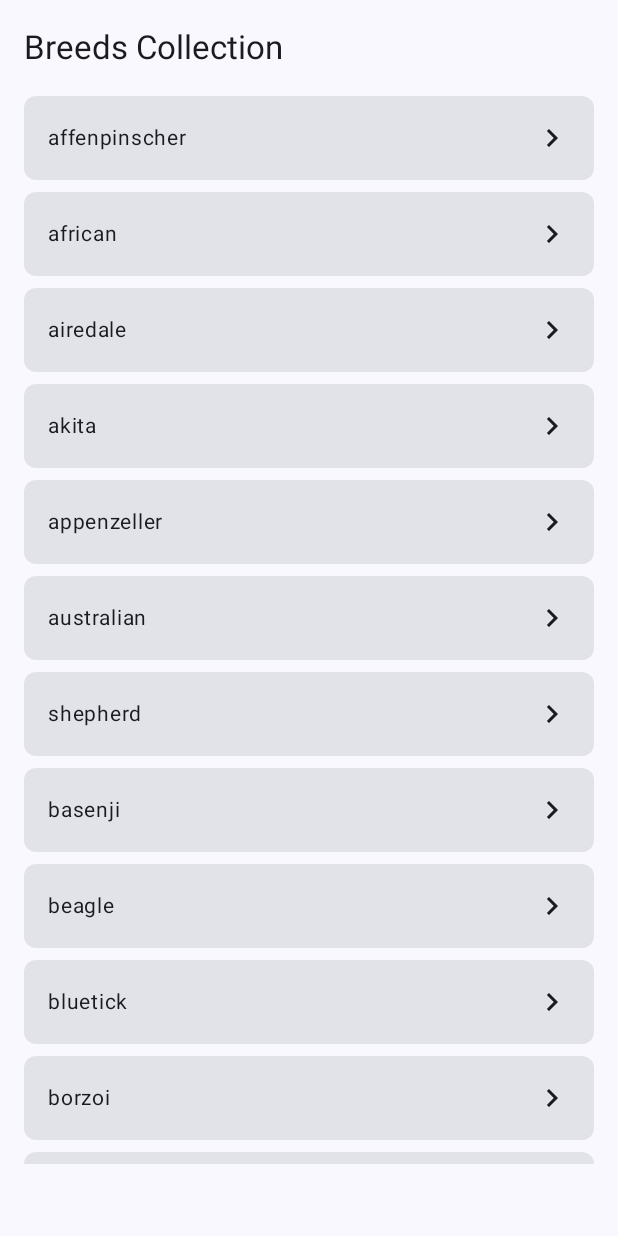
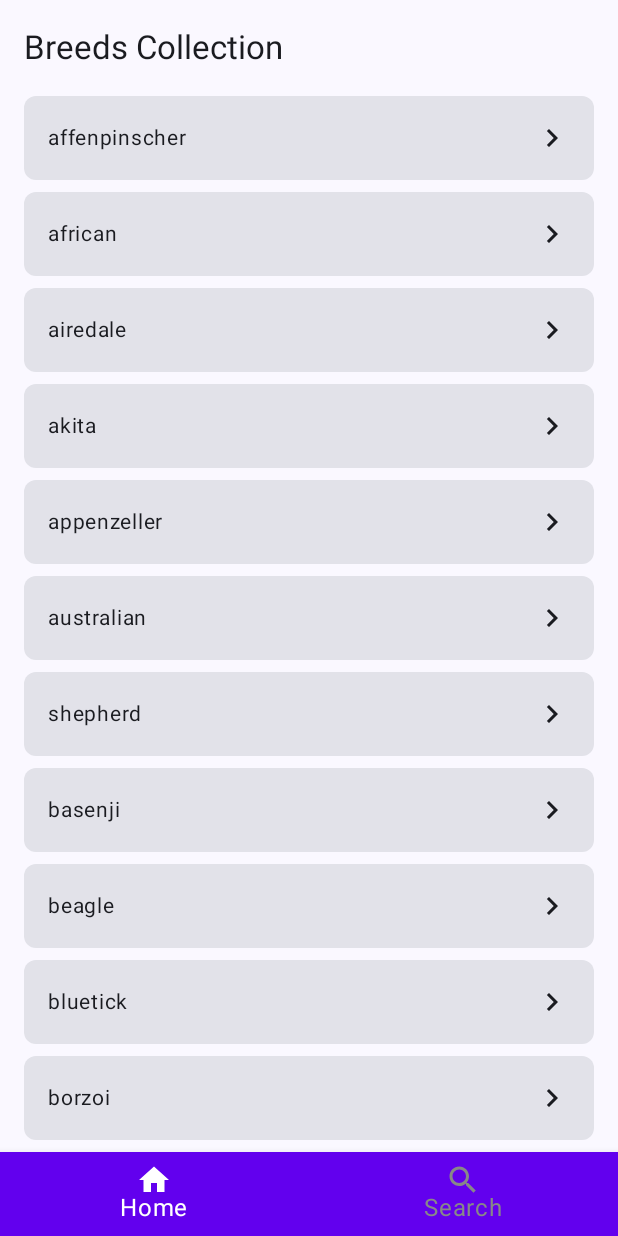
Before and after one commit to ruiter/DogsCollection, an Android app built with Jetpack Compose: the screen it shows after launch (MainActivity), on a phone screen of 412 x 824 dp. Run offline under Robolectric (Android 15) with nearby library versions, the phone set to English and light mode, and no system bars; our stand-ins replace Dagger/Hilt's generated code.

Commit message:
Adding the bottomnav component with 2 menus

```diff
--- a/app/build.gradle.kts
+++ b/app/build.gradle.kts
@@ -61,6 +61,8 @@ dependencies {
     implementation("androidx.compose.ui:ui-graphics")
     implementation("androidx.compose.ui:ui-tooling-preview")
     implementation("androidx.compose.material3:material3")
+    implementation("androidx.compose.material:material:1.6.3")
+
     testImplementation("junit:junit:4.13.2")
     androidTestImplementation("androidx.test.ext:junit:1.1.5")
     androidTestImplementation("androidx.test.espresso:espresso-core:3.5.1")
--- a/app/src/main/AndroidManifest.xml
+++ b/app/src/main/AndroidManifest.xml
@@ -3,6 +3,7 @@
     xmlns:tools="http://schemas.android.com/tools">
 
     <application
+        android:name=".DogsCollectionApp"
         android:allowBackup="true"
         android:dataExtractionRules="@xml/data_extraction_rules"
         android:fullBackupContent="@xml/backup_rules"
--- /dev/null
+++ b/app/src/main/java/com/rmmobile/dogscollection/DogsCollectionApp.kt
@@ -0,0 +1,8 @@
+package com.rmmobile.dogscollection
+
+import android.app.Application
+import dagger.hilt.android.HiltAndroidApp
+
+@HiltAndroidApp
+class DogsCollectionApp : Application() {
+}
--- a/app/src/main/java/com/rmmobile/dogscollection/MainActivity.kt
+++ b/app/src/main/java/com/rmmobile/dogscollection/MainActivity.kt
@@ -13,7 +13,9 @@ import androidx.compose.ui.tooling.preview.Preview
 import com.rmmobile.dogscollection.features.home.HomeScreen
 import com.rmmobile.dogscollection.navigation.AppNavigation
 import com.rmmobile.dogscollection.ui.theme.DogsCollectionTheme
+import dagger.hilt.android.AndroidEntryPoint
 
+@AndroidEntryPoint
 class MainActivity : ComponentActivity() {
     override fun onCreate(savedInstanceState: Bundle?) {
         super.onCreate(savedInstanceState)
--- a/app/src/main/java/com/rmmobile/dogscollection/features/home/HomeContent.kt
+++ b/app/src/main/java/com/rmmobile/dogscollection/features/home/HomeContent.kt
@@ -25,7 +25,7 @@ import androidx.compose.ui.unit.sp
 
 @OptIn(ExperimentalMaterial3Api::class)
 @Composable
-fun HomeScreen() {
+fun HomeContent() {
     val listOfBreeds = listOf<String>(
         "affenpinscher",
         "african",
@@ -81,5 +81,5 @@ fun BreedsCard(breed: String) {
 @Preview(showBackground = true)
 @Composable
 fun HomeScreenPreview() {
-    HomeScreen()
+    HomeContent()
 }
--- /dev/null
+++ b/app/src/main/java/com/rmmobile/dogscollection/features/home/HomeScreen.kt
@@ -0,0 +1,82 @@
+package com.rmmobile.dogscollection.features.home
+
+import androidx.annotation.StringRes
+import androidx.compose.animation.Crossfade
+import androidx.compose.foundation.layout.navigationBarsPadding
+import androidx.compose.material.BottomNavigation
+import androidx.compose.material.BottomNavigationItem
+import androidx.compose.material.icons.Icons
+import androidx.compose.material.icons.filled.Home
+import androidx.compose.material.icons.filled.Search
+import androidx.compose.material3.Icon
+import androidx.compose.material3.LocalContentColor
+import androidx.compose.material3.Scaffold
+import androidx.compose.material3.Text
+import androidx.compose.runtime.Composable
+import androidx.compose.ui.Modifier
+import androidx.compose.ui.graphics.Color
+import androidx.compose.ui.graphics.vector.ImageVector
+import androidx.compose.ui.res.stringResource
+import androidx.navigation.NavController
+import com.rmmobile.dogscollection.R
+import com.rmmobile.dogscollection.features.search.SearchScreen
+
+@Composable
+fun HomeScreen(viewModel: MainViewModel, navController: NavController) {
+    val selectedTab = HomeTab.getTabFromResource(viewModel.selectedTab.value)
+
+    val tabs = HomeTab.entries.toTypedArray()
+
+    Scaffold(bottomBar = {
+        BottomNavigation(
+            modifier = Modifier.navigationBarsPadding()
+        ) {
+            tabs.forEach { tab ->
+                BottomNavigationItem(
+                    selected = tab == selectedTab,
+                    onClick = { viewModel.selectTab(tab.title) },
+                    icon = {
+                        Icon(
+                            imageVector = tab.icon,
+                            contentDescription = "",
+                            tint = if (selectedTab == tab) Color.White else Color.Gray
+                        )
+                    },
+                    label = {
+                        Text(
+                            text = stringResource(id = tab.title),
+                            color = if (selectedTab == tab) Color.White else Color.Gray
+                        )
+                    },
+                    selectedContentColor = LocalContentColor.current,
+                    unselectedContentColor = LocalContentColor.current
+                )
+            }
+        }
+    }) { innerPadding ->
+
+        Crossfade(selectedTab, label = "home_tab") {
+            when (it) {
+                HomeTab.HOME -> HomeContent()
+                HomeTab.SEARCH -> SearchScreen()
+            }
+        }
+    }
+
+}
+
+enum class HomeTab(
+    @StringRes val title: Int,
+    val icon: ImageVector
+) {
+    HOME(R.string.home_menu, Icons.Filled.Home),
+    SEARCH(R.string.search_menu, Icons.Filled.Search);
+    companion object {
+        fun getTabFromResource(@StringRes resource: Int): HomeTab {
+            return when (resource) {
+                R.string.search_menu -> SEARCH
+                else -> HOME
+            }
+        }
+    }
+}
--- /dev/null
+++ b/app/src/main/java/com/rmmobile/dogscollection/features/home/MainViewModel.kt
@@ -0,0 +1,20 @@
+package com.rmmobile.dogscollection.features.home
+
+import androidx.annotation.StringRes
+import androidx.compose.runtime.MutableState
+import androidx.compose.runtime.State
+import androidx.compose.runtime.mutableIntStateOf
+import androidx.lifecycle.ViewModel
+import dagger.hilt.android.lifecycle.HiltViewModel
+import javax.inject.Inject
+
+@HiltViewModel
+class MainViewModel @Inject constructor(): ViewModel() {
+
+    private val _selectedTab: MutableState<Int> = mutableIntStateOf(0)
+    val selectedTab: State<Int> get() = _selectedTab
+
+    fun selectTab(@StringRes tab: Int) {
+        _selectedTab.value = tab
+    }
+}
--- a/app/src/main/java/com/rmmobile/dogscollection/navigation/AppNaviagation.kt
+++ b/app/src/main/java/com/rmmobile/dogscollection/navigation/AppNaviagation.kt
@@ -1,6 +1,7 @@
 package com.rmmobile.dogscollection.navigation
 
 import androidx.compose.runtime.Composable
+import androidx.hilt.navigation.compose.hiltViewModel
 import androidx.navigation.compose.NavHost
 import androidx.navigation.compose.composable
 import androidx.navigation.compose.rememberNavController
@@ -12,7 +13,7 @@ fun AppNavigation() {
 
     NavHost(navController = navController, startDestination = Screens.Home.route) {
         composable(route = Screens.Home.route) {
-            HomeScreen()
+            HomeScreen(viewModel = hiltViewModel(), navController)
         }
     }
 }
--- a/app/src/main/res/values/strings.xml
+++ b/app/src/main/res/values/strings.xml
@@ -1,3 +1,5 @@
 <resources>
     <string name="app_name">DogsCollection</string>
+    <string name="home_menu">Home</string>
+    <string name="search_menu">Search</string>
 </resources>
```
